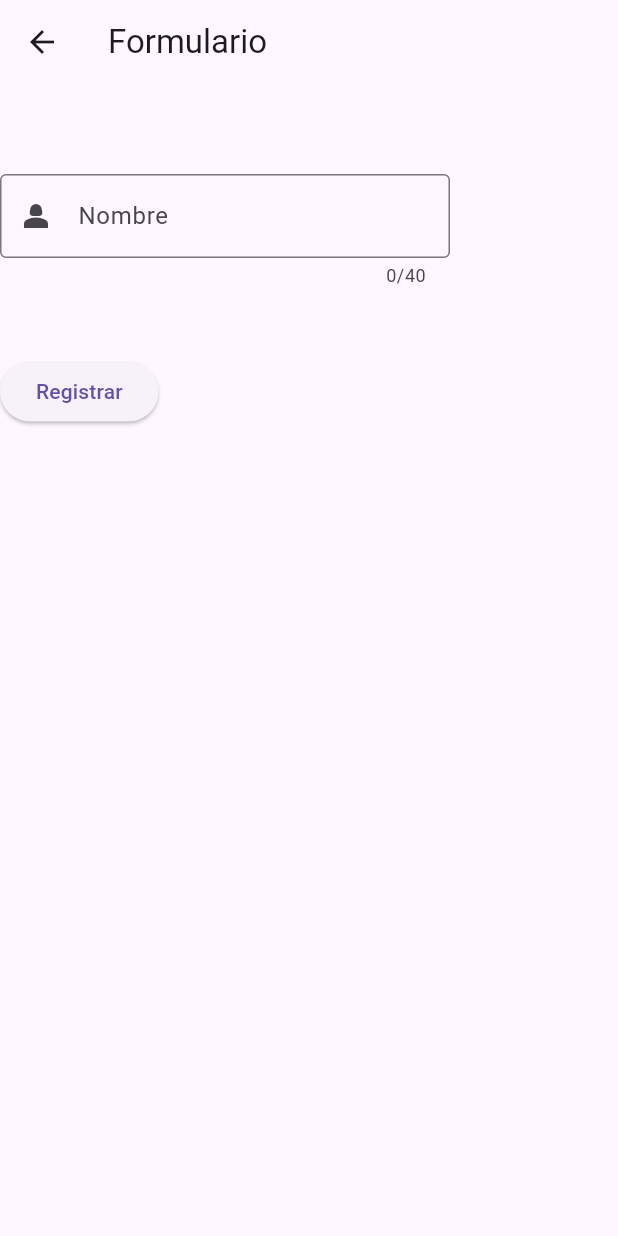
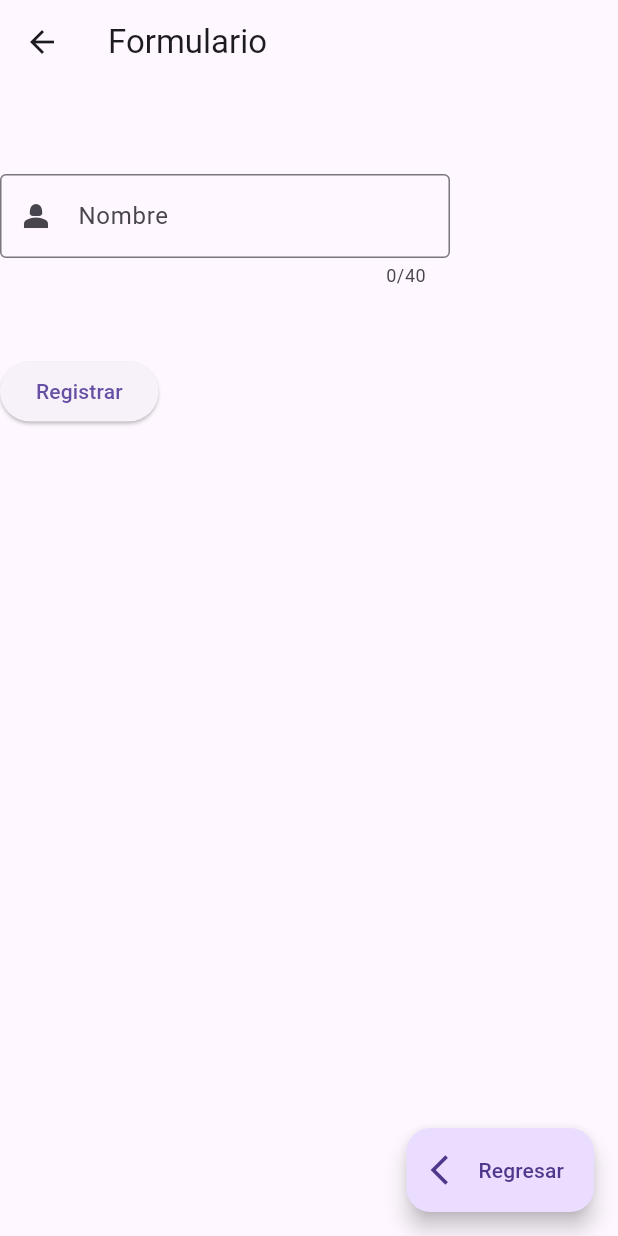
Before and after one commit to M131415/Formulario, a Flutter app: the FormScreen screen opened by its route, on a phone screen of 412 x 824 dp. Run offline on Flutter 3.47's test engine with Material 3 defaults, Android fonts, the phone set to English and light mode, and no system bars.

Commit message:
Add goBack buttom

```diff
--- a/lib/presentation/screens/formulario/form_screen.dart
+++ b/lib/presentation/screens/formulario/form_screen.dart
@@ -10,6 +10,10 @@ class FormScreen extends StatelessWidget {
         title: const Text("Formulario"),
       ),
       body: const FormScreenView(),
+      floatingActionButton: FloatingActionButton.extended(
+        icon: const Icon(Icons.arrow_back_ios),
+        label: const Text("Regresar"),
+        onPressed: () => Navigator.pop(context)),
     );
   }
 }
```
